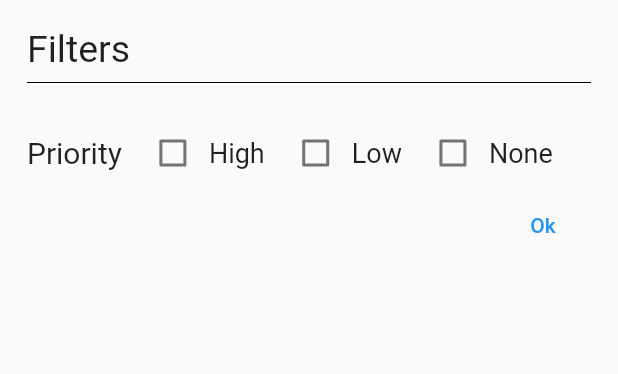
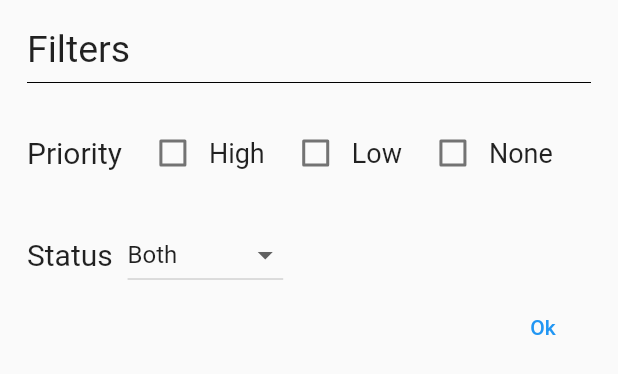
Before and after one commit to dev-raj-1729/flutter_todo_app, a Flutter app: the Filters widget shown alone on an empty page, opened directly, on a phone screen of 412 x 824 dp. Shown: the top 374 px of the screen. Run offline on Flutter 3.47's test engine with Material 2 defaults, Android fonts, the phone set to English and light mode, and no system bars; our stand-ins replace sqflite; accounts and stored records are empty.

Commit message:
added completeness filter

```diff
--- a/lib/models/constants.dart
+++ b/lib/models/constants.dart
@@ -39,5 +39,12 @@ enum Sort {
   priorityDesc,
   none,
 }
+
+enum StatusFilter {
+  complete,
+  incomplete,
+  both,
+}
+
 final defaultTodo =
     TodoItem(id: '0', title: 'Title', lastChanged: DateTime.now());
--- a/lib/widgets/filters.dart
+++ b/lib/widgets/filters.dart
@@ -14,7 +14,7 @@ class _FiltersState extends State<Filters> {
   bool _priorityHigh = false;
   bool _priorityLow = false;
   bool _priorityNone = false;
-
+  StatusFilter _statusFilter = StatusFilter.both;
   @override
   void initState() {
     super.initState();
@@ -22,6 +22,7 @@ class _FiltersState extends State<Filters> {
     _priorityHigh = pList.contains(Priorities.high);
     _priorityLow = pList.contains(Priorities.low);
     _priorityNone = pList.contains(Priorities.none);
+    _statusFilter = Provider.of<Todos>(context, listen: false).statusFilter;
   }
 
   @override
@@ -93,15 +94,54 @@ class _FiltersState extends State<Filters> {
               ),
             ],
           ),
+          SizedBox(
+            height: 20,
+          ),
+          Container(
+            child: Row(
+              children: [
+                Text(
+                  'Status  ',
+                  style: TextStyle(
+                    fontSize: 20,
+                  ),
+                ),
+                DropdownButton<StatusFilter>(
+                  value: _statusFilter,
+                  onChanged: (value) {
+                    setState(() {
+                      _statusFilter = value ?? _statusFilter;
+                    });
+                  },
+                  items: [
+                    DropdownMenuItem(
+                      value: StatusFilter.both,
+                      child: Text('Both'),
+                    ),
+                    DropdownMenuItem(
+                      value: StatusFilter.complete,
+                      child: Text('Complete'),
+                    ),
+                    DropdownMenuItem(
+                      value: StatusFilter.incomplete,
+                      child: Text('Incomplete'),
+                    )
+                  ],
+                )
+              ],
+            ),
+          ),
           Container(
             alignment: Alignment.bottomRight,
             child: TextButton(
               onPressed: () {
-                Provider.of<Todos>(context, listen: false).setPriorityFilter(
-                  priorityHigh: _priorityHigh,
-                  priorityLow: _priorityLow,
-                  priorityNone: _priorityNone,
-                );
+                (Provider.of<Todos>(context, listen: false)
+                      ..setPriorityFilter(
+                        priorityHigh: _priorityHigh,
+                        priorityLow: _priorityLow,
+                        priorityNone: _priorityNone,
+                      ))
+                    .setStatusFilter(_statusFilter);
                 Navigator.of(context).pop();
               },
               child: Text('Ok'),
--- a/lib/widgets/todo_form.dart
+++ b/lib/widgets/todo_form.dart
@@ -146,7 +146,7 @@ class _TodoFormState extends State<TodoForm> {
                 onPressed: _saveForm,
                 child: Text('Save'),
               ),
-            )
+            ),
           ],
         ),
       ),
```
Also changed, not shown: lib/models/todos.dart (+29 -1 lines), lib/widgets/todo_detail.dart (+43 -4 lines).
